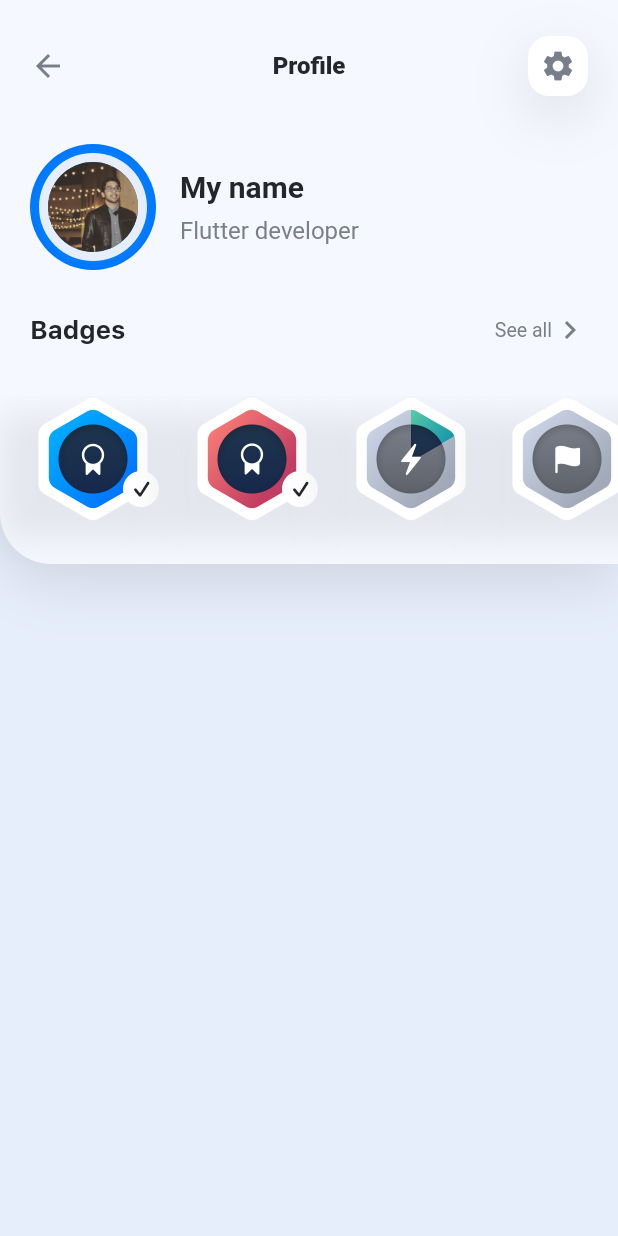
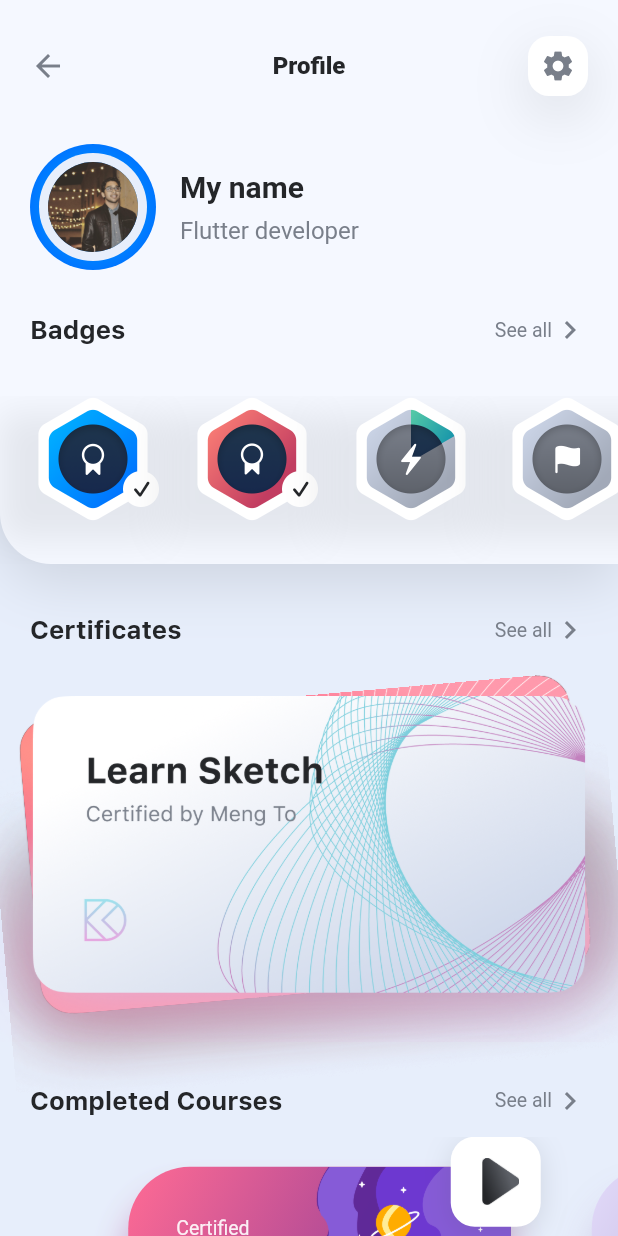
Before and after one commit to AB0s/Design_App, a Flutter app: the ProfileScreen screen opened directly, on a phone screen of 412 x 824 dp. Run offline on Flutter 3.47's test engine with Material 2 defaults, Android fonts, the phone set to English and light mode, and no system bars; our stand-ins replace sliding_up_panel.

Commit message:
Completed Courses

```diff
--- /dev/null
+++ b/lib/components/cards/completed_courses_card.dart
@@ -0,0 +1,104 @@
+import 'package:flutter/material.dart';
+
+import 'package:flutter/material.dart';
+
+import '../../constants.dart';
+import '../../model/course.dart';
+
+class CompletedCoursesCard extends StatelessWidget {
+  CompletedCoursesCard({required this.course});
+  Course course;
+  @override
+  Widget build(BuildContext context) {
+    return Container(
+      child: Stack(
+        alignment: Alignment.topRight,
+        children: [
+          Padding(
+            padding: const EdgeInsets.only(top: 20, right: 20),
+            child: Container(
+              decoration: BoxDecoration(
+                gradient: course.background,
+                borderRadius: BorderRadius.circular(41),
+                boxShadow: [
+                  BoxShadow(
+                    color: course.background.colors[0].withOpacity(0.3),
+                    offset: const Offset(0, 20),
+                    blurRadius: 20,
+                  ),
+                  BoxShadow(
+                    color: course.background.colors[1].withOpacity(0.3),
+                    offset: const Offset(0, 20),
+                    blurRadius: 20,
+                  ),
+                ],
+              ),
+              child: ClipRRect(
+                borderRadius: BorderRadius.circular(41),
+                child: Container(
+                  height: 140,
+                  width: 255,
+                  child: Stack(
+                    children: [
+                      Row(
+                        children: [
+                          Spacer(),
+                          Column(
+                            mainAxisAlignment: MainAxisAlignment.end,
+                            crossAxisAlignment: CrossAxisAlignment.end,
+                            children: [
+                              Image.asset(
+                                'asset/illustrations/${course.illustration}',
+                                fit: BoxFit.cover,
+                                height: 140,
+                              ),
+                            ],
+                          ),
+                        ],
+                      ),
+                      Padding(
+                        padding: const EdgeInsets.all(32),
+                        child: Column(
+                          mainAxisAlignment: MainAxisAlignment.center,
+                          crossAxisAlignment: CrossAxisAlignment.start,
+                          children: [
+                            Text(
+                              course.courseSubtitle,
+                              style: kCardSubtitleStyle,
+                            ),
+                            const SizedBox(
+                              height: 6,
+                            ),
+                            Text(
+                              course.courseTitle,
+                              style: kCardTitleStyle,
+                            )
+                          ],
+                        ),
+                      )
+                    ],
+                  ),
+                ),
+              ),
+            ),
+          ),
+          Container(
+            width: 60,
+            height: 60,
+            decoration: BoxDecoration(
+              color: Colors.white,
+              borderRadius: BorderRadius.circular(16),
+              boxShadow: const [
+                BoxShadow(
+                    color: kShadowColor, offset: Offset(0, 4), blurRadius: 16),
+              ],
+            ),
+            padding: const EdgeInsets.only(
+                top: 12.5, bottom: 13, right: 14.5, left: 20.5),
+            child: Image.asset('asset/icons/icon-play.png'),
+          )
+        ],
+      ),
+    );
+  }
+}
--- /dev/null
+++ b/lib/components/lists/completed_courses_list.dart
@@ -0,0 +1,62 @@
+import 'package:flutter/material.dart';
+import '../../model/course.dart';
+import '../cards/completed_courses_card.dart';
+import '../cards/continue_watching_card.dart';
+class CompletedCoursesList extends StatefulWidget {
+  const CompletedCoursesList({Key? key}) : super(key: key);
+
+  @override
+  State<CompletedCoursesList> createState() => _CompletedCoursesListState();
+}
+
+class _CompletedCoursesListState extends State<CompletedCoursesList> {
+  List<Container> indicators = [];
+  int currentPage = 0;
+  Widget updateIndicators() {
+    return Row(
+        mainAxisAlignment: MainAxisAlignment.center,
+        children: completedCourses.map((course) {
+          var index = completedCourses.indexOf(course);
+          return Container(
+            height: 7,
+            width: 7,
+            margin: const EdgeInsets.symmetric(horizontal: 6),
+            decoration: BoxDecoration(
+                shape: BoxShape.circle,
+                color: currentPage == index
+                    ? Color(0xFF0971FE)
+                    : Color(0xFFA6AEBD)),
+          );
+        }).toList());
+  }
+
+  @override
+  Widget build(BuildContext context) {
+    return Column(
+      children: [
+        Container(
+          height: 200,
+          width: double.infinity,
+          child: PageView.builder(
+            itemBuilder: (context, index) {
+              return Opacity(
+                opacity: currentPage==index? 1:0.5,
+                child: CompletedCoursesCard(
+                  course: completedCourses[index],
+                ),
+              );
+            },
+            itemCount: completedCourses.length,
+            onPageChanged: (index) {
+              setState(() {
+                currentPage = index;
+              });
+            },
+            controller: PageController(initialPage: 0, viewportFraction: 0.75),
+          ),
+        ),
+        updateIndicators(),
+      ],
+    );
+  }
+}
--- a/lib/screens/profile_screen.dart
+++ b/lib/screens/profile_screen.dart
@@ -1,4 +1,8 @@
+import 'package:codedesign/components/cards/completed_courses_card.dart';
+import 'package:codedesign/components/certificate_viewer.dart';
+import 'package:codedesign/components/lists/completed_courses_list.dart';
 import 'package:codedesign/constants.dart';
+import 'package:codedesign/model/course.dart';
 import 'package:flutter/material.dart';
 
 class ProfileScreen extends StatelessWidget {
@@ -6,16 +10,16 @@ class ProfileScreen extends StatelessWidget {
 
   @override
   Widget build(BuildContext context) {
-    final List<String> badges=[
+    final List<String> badges = [
       'badge-01.png',
       'badge-02.png',
       'badge-03.png',
       'badge-04.png',
     ];
     return Scaffold(
-        backgroundColor: kBackgroundColor,
-        body: SingleChildScrollView(
-            child: Column(
+      backgroundColor: kBackgroundColor,
+      body: SingleChildScrollView(
+        child: Column(
           children: [
             Container(
               decoration: const BoxDecoration(
@@ -171,33 +175,100 @@ class ProfileScreen extends StatelessWidget {
                         ],
                       ),
                     ),
-                    SizedBox(height: 16,),
+                    SizedBox(
+                      height: 16,
+                    ),
                     Container(
                       height: 112,
                       child: ListView.builder(
                           padding: EdgeInsets.only(bottom: 28),
                           scrollDirection: Axis.horizontal,
                           itemCount: badges.length,
-                          itemBuilder: (context,index){
+                          itemBuilder: (context, index) {
                             return Container(
-                              padding: EdgeInsets.only(left: 20,right: index!=3 ? 0:20),
+                              padding: EdgeInsets.only(
+                                  left: 20, right: index != 3 ? 0 : 20),
                               decoration: BoxDecoration(
                                 boxShadow: [
-                                  BoxShadow(color: kShadowColor.withOpacity(0.1),
-                                  offset: Offset(0,12),
-                                    blurRadius: 18
-                                  ),
+                                  BoxShadow(
+                                      color: kShadowColor.withOpacity(0.1),
+                                      offset: Offset(0, 12),
+                                      blurRadius: 18),
                                 ],
                               ),
-                              child: Image.asset('asset/badges/${badges[index]}'),
+                              child:
+                                  Image.asset('asset/badges/${badges[index]}'),
                             );
                           }),
                     )
                   ],
                 ),
               ),
-            )
+            ),
+            Padding(
+              padding:
+              EdgeInsets.only(top: 32, left: 20, right: 20, bottom: 12),
+              child: Column(
+                children: [
+                  Row(
+                    mainAxisAlignment: MainAxisAlignment.spaceBetween,
+                    children: [
+                      Text(
+                        "Certificates",
+                        style: kHeadlineLabelStyle,
+                      ),
+                      Row(
+                        children: [
+                          Text(
+                            "See all",
+                            style: kSearchPlaceholderStyle,
+                          ),
+                          const Icon(
+                            Icons.chevron_right,
+                            color: kSecondaryLabelColor,
+                          ),
+                        ],
+                      ),
+                    ],
+                  )
+                ],
+              ),
+            ),
+            CertificantViewer(),
+            Padding(
+              padding:
+              EdgeInsets.only(left: 20, right: 20, bottom: 12),
+              child: Column(
+                children: [
+                  Row(
+                    mainAxisAlignment: MainAxisAlignment.spaceBetween,
+                    children: [
+                      Text(
+                        "Completed Courses",
+                        style: kHeadlineLabelStyle,
+                      ),
+                      Row(
+                        children: [
+                          Text(
+                            "See all",
+                            style: kSearchPlaceholderStyle,
+                          ),
+                          const Icon(
+                            Icons.chevron_right,
+                            color: kSecondaryLabelColor,
+                          ),
+                        ],
+                      ),
+                    ],
+                  )
+                ],
+              ),
+            ),
+            CompletedCoursesList(),
+            SizedBox(height: 28,),
           ],
-        )));
+        ),
+      ),
+    );
   }
 }
```
